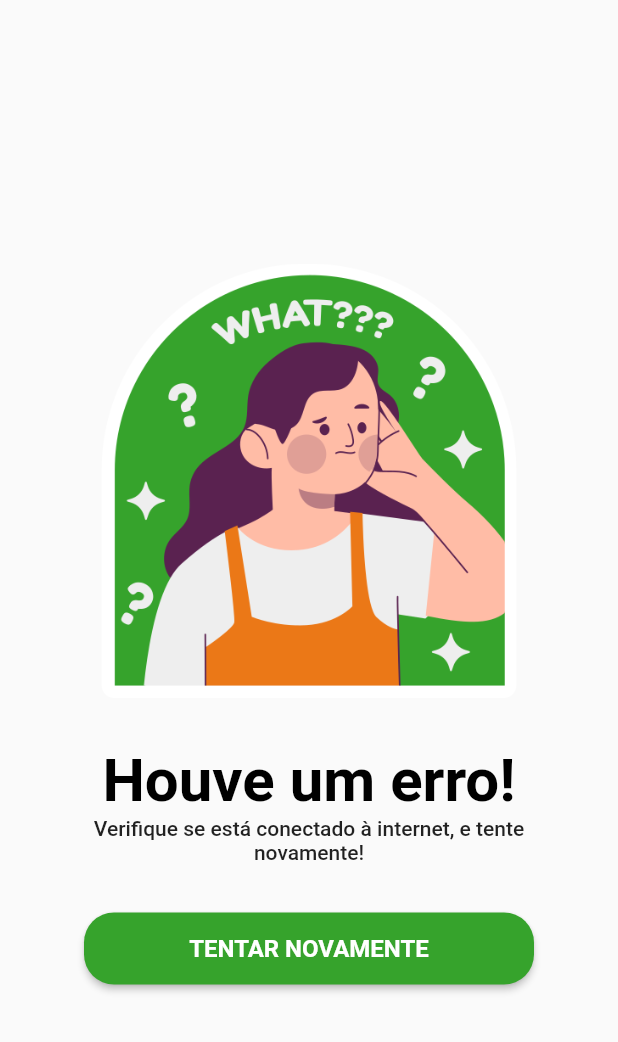
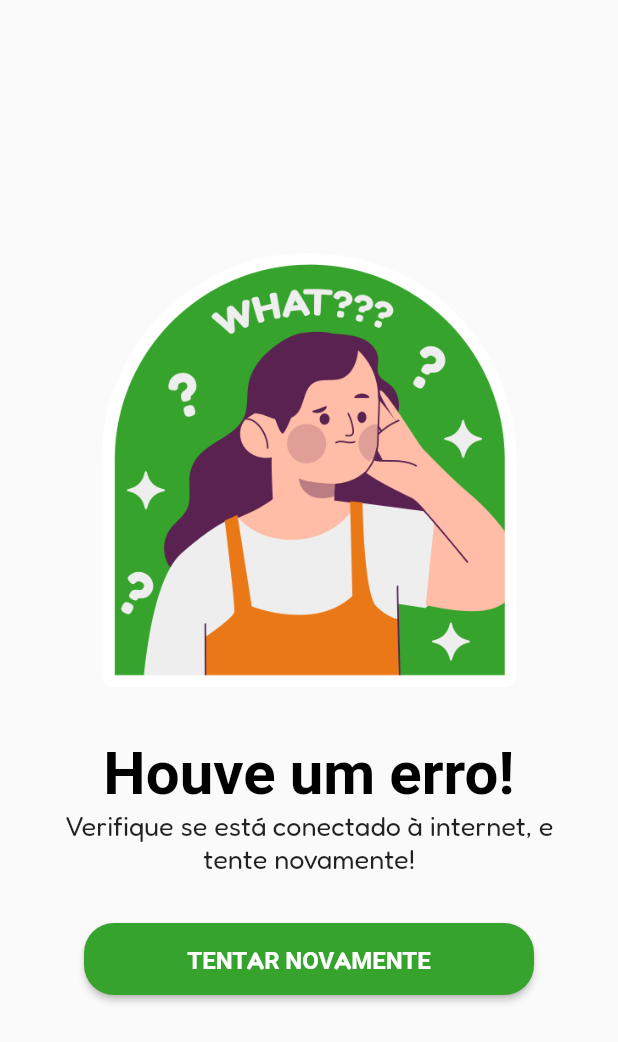
Before and after one commit to CaioLuppo/BioReinoApp, a Flutter app: the ConnectionErrorScreen widget shown alone on an empty page, opened directly, on a phone screen of 412 x 824 dp. Shown: the top 1042 px of the screen. Run offline on Flutter 3.47's test engine with Material 2 defaults, Android fonts, the phone set to English and light mode, and no system bars; our stand-ins replace connectivity_plus, flutter_svg, google_fonts, internet_connection_checker; missing offline and left inert: mongo_dart; Roboto replaces fonts that are missing (Catamaran).

Commit message:
refactor: Assets & Theme

```diff
--- a/lib/view/screens/error_screen/components/try_again_button.dart
+++ b/lib/view/global_components/widgets/green_button.dart
@@ -1,17 +1,18 @@
 import 'package:bioreino_mobile/view/themes/theme.dart';
 import 'package:flutter/material.dart';
 
-class TryAgainButton extends StatelessWidget {
+class GreenButton extends StatelessWidget {
   final String buttonText;
   final void Function() onPressed;
+  final Size size;
 
-  const TryAgainButton(this.buttonText, this.onPressed, {super.key});
+  const GreenButton(this.buttonText, this.size, this.onPressed, {super.key});
 
   @override
   Widget build(BuildContext context) {
     return ElevatedButton(
       style: ElevatedButton.styleFrom(
-        minimumSize: const Size(300, 48),
+        minimumSize: size,
         backgroundColor: BRColors.greenDark,
         shape: RoundedRectangleBorder(
           borderRadius: BorderRadius.circular(20),
--- a/lib/view/screens/error_screen/error_screen.dart
+++ b/lib/view/screens/error_screen/error_screen.dart
@@ -1,22 +1,22 @@
-import 'package:flutter/material.dart';
-
 import 'package:bioreino_mobile/controller/screens/error_screen/error_screen_controller.dart';
 import 'package:bioreino_mobile/controller/util/theme_util.dart';
-import 'package:bioreino_mobile/view/screens/error_screen/components/try_again_button.dart';
-import 'package:bioreino_mobile/view/screens/splash_screen/components/loading.dart';
+import 'package:bioreino_mobile/view/global_components/widgets/green_button.dart';
+import 'package:bioreino_mobile/view/global_components/widgets/loading_bar.dart';
+import 'package:flutter/material.dart';
 
 class ConnectionErrorScreen extends StatefulWidget {
   const ConnectionErrorScreen({super.key});
   static bool buttonJustPressed = false;
+  final errorTitleText = "Houve um erro!";
+  final errorBodyText =
+      "Verifique se está conectado à internet, e tente novamente!";
+  final buttonText = "TENTAR NOVAMENTE";
+
   @override
   State<ConnectionErrorScreen> createState() => _ConnectionErrorScreenState();
 }
 
 class _ConnectionErrorScreenState extends State<ConnectionErrorScreen> {
-  final errorTitleText = "Houve um erro!";
-  final errorBodyText =
-      "Verifique se está conectado à internet, e tente novamente!";
-  final buttonText = "TENTAR NOVAMENTE";
   final Image errorImage = Image.asset(
     "assets/error_images/unknown_error.png",
     width: 300,
@@ -37,10 +37,11 @@ class _ConnectionErrorScreenState extends State<ConnectionErrorScreen> {
       ),
     );
 
-    Widget bottomWidget = TryAgainButton(
-      buttonText,
+    Widget bottomWidget = GreenButton(
+      widget.buttonText,
+      const Size(300, 48),
       () => setState(
-        () => setButtonJustPressed(),
+        () => setButtonJustPressed(true),
       ),
     );
 
@@ -55,7 +56,8 @@ class _ConnectionErrorScreenState extends State<ConnectionErrorScreen> {
         child: Column(
           mainAxisAlignment: MainAxisAlignment.center,
           children: [
-            Flexible( // Image
+            Flexible(
+              // Image
               fit: FlexFit.loose,
               flex: 4,
               child: Padding(
@@ -63,10 +65,11 @@ class _ConnectionErrorScreenState extends State<ConnectionErrorScreen> {
                 child: errorImage,
               ),
             ),
-            Flexible( // Title
+            Flexible(
+              // Title
               flex: 2,
               child: Text(
-                errorTitleText,
+                widget.errorTitleText,
                 style: Theme.of(context).textTheme.headlineLarge?.copyWith(
                       color: fromBrightnessColor(
                         context,
@@ -76,15 +79,17 @@ class _ConnectionErrorScreenState extends State<ConnectionErrorScreen> {
                     ),
               ),
             ),
-            Flexible( // Body
+            Flexible(
+              // Body
               flex: 2,
               child: Text(
-                errorBodyText,
+                widget.errorBodyText,
                 style: Theme.of(context).textTheme.bodyLarge,
                 textAlign: TextAlign.center,
               ),
             ),
-            Flexible( // Bottom Widget (Loading or Button)
+            Flexible(
+              // Bottom Widget (Loading or Button)
               flex: 2,
               child: Padding(
                 padding: const EdgeInsets.only(top: 32.0),
--- a/lib/view/screens/screen_navigator/components/app_bar.dart
+++ b/lib/view/screens/screen_navigator/components/app_bar.dart
@@ -1,3 +1,4 @@
+import 'package:bioreino_mobile/view/global_components/assets/brassets.dart';
 import 'package:flutter/material.dart';
 import 'package:flutter_svg/flutter_svg.dart';
 
@@ -8,7 +9,7 @@ final AppBar appBar = AppBar(
   title: Padding(
     padding: const EdgeInsets.only(left: 0.0),
     child: SvgPicture.asset(
-      "assets/bioreino_logo.svg",
+      BRAssets.bioreinoExtense,
       height: 42,
     ),
   ),
--- a/lib/view/themes/theme.dart
+++ b/lib/view/themes/theme.dart
@@ -11,7 +11,12 @@ abstract class BRTheme {
     headlineLarge: TextStyle(
       fontFamily: GoogleFonts.catamaran().fontFamily,
       fontWeight: FontWeight.bold,
-    )
+    ),
+    bodyLarge: TextStyle(
+      fontSize: 18,
+      fontFamily: GoogleFonts.fredoka().fontFamily,
+      fontWeight: FontWeight.normal,
+    ),
   );
 
   static final ThemeData darkTheme = ThemeData(
@@ -21,10 +26,10 @@ abstract class BRTheme {
       color: BRColors.blackDark,
       systemOverlayStyle: const SystemUiOverlayStyle(
           statusBarColor: Colors.transparent,
-        statusBarBrightness: Brightness.light
-      ),
+          statusBarBrightness: Brightness.light),
     ),
     scaffoldBackgroundColor: BRColors.blackDark,
+    cardColor: BRColors.cardDark,
   );
 
   static final ThemeData lightTheme = ThemeData(
@@ -39,7 +44,7 @@ abstract class BRTheme {
           statusBarIconBrightness: Brightness.dark,
         ),
       ),
-  );
+      cardColor: Colors.white);
 }
 
 abstract class BRColors {
@@ -59,4 +64,5 @@ abstract class BRColors {
 
   static Color greyText = const Color(0xFF737373);
   static Color blackDark = const Color(0xFF0E1013);
+  static Color cardDark = const Color(0xFF1A1D22);
 }
```
Also changed, not shown: lib/view/global_components/assets/brassets.dart (added, +8 -0 lines), lib/view/global_components/widgets/loading_bar.dart (added, +22 -0 lines), lib/view/screens/login/components/arara_bg.dart (added, +18 -0 lines), assets/login_images/arara.jpg (added), 1 other file. Lines whose indentation alone changed are shown as unchanged.
